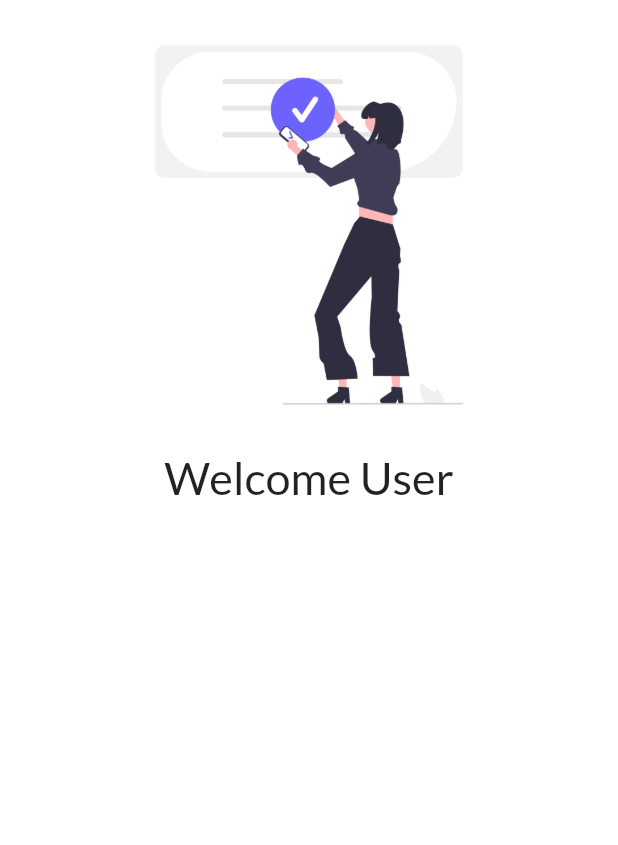
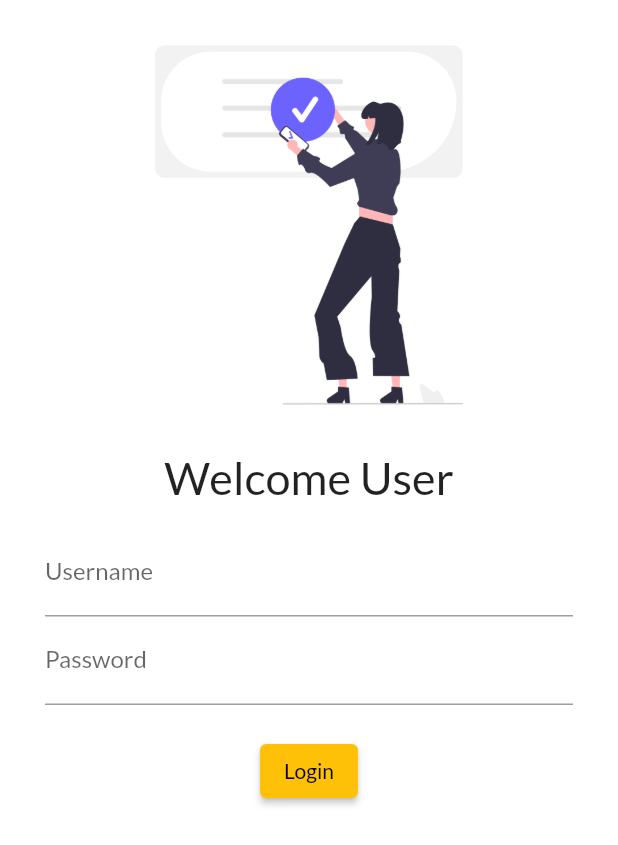
Before and after one commit to GaurangMapuskar/Flutter, a Flutter app: the screen it shows after launch, on a phone screen of 412 x 824 dp. Shown: the top 845 px of the screen. Run offline on Flutter 3.47's test engine with Material 2 defaults, Android fonts, the phone set to English and light mode, and no system bars; our stand-ins replace google_fonts.

Commit message:
Input form filed and its styling.

```diff
--- a/lib/pages/login_pages.dart
+++ b/lib/pages/login_pages.dart
@@ -13,7 +13,32 @@ class LoginPage extends StatelessWidget {
               "assets/images/login.png",
               height: 300,
             ),
-            const Text("Welcome User", style: TextStyle(fontSize: 30))
+            const Text("Welcome User", style: TextStyle(fontSize: 30)),
+            Padding(
+              padding:
+                  const EdgeInsets.symmetric(vertical: 16.0, horizontal: 30.0),
+              child: Column(
+                children: [
+                  TextFormField(
+                    decoration: const InputDecoration(
+                        hintText: "Enter Username", labelText: "Username"),
+                  ),
+                  TextFormField(
+                    obscureText: true,
+                    decoration: const InputDecoration(
+                        hintText: "Enter Password", labelText: "Password"),
+                  ),
+                  const SizedBox(height: 20.0),
+                  ElevatedButton(
+                      onPressed: () {
+                        print("Hello Gaurang");
+                      },
+                      style: TextButton.styleFrom(),
+                      child: const Text("Login"),
+                      )
+                ],
+              ),
+            )
           ],
         ));
   }
```
Also changed, not shown: 1 other file.
